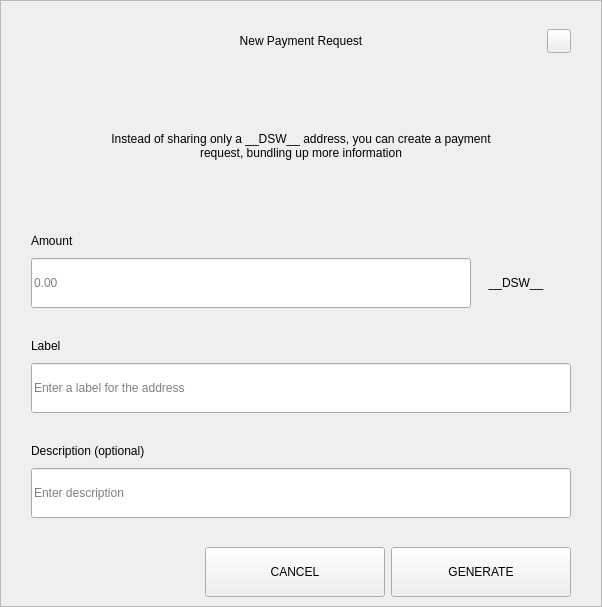
First picture: the form in src/qt/pivx/forms/requestdialog.ui, repository decenomy/DSW, before the edit.
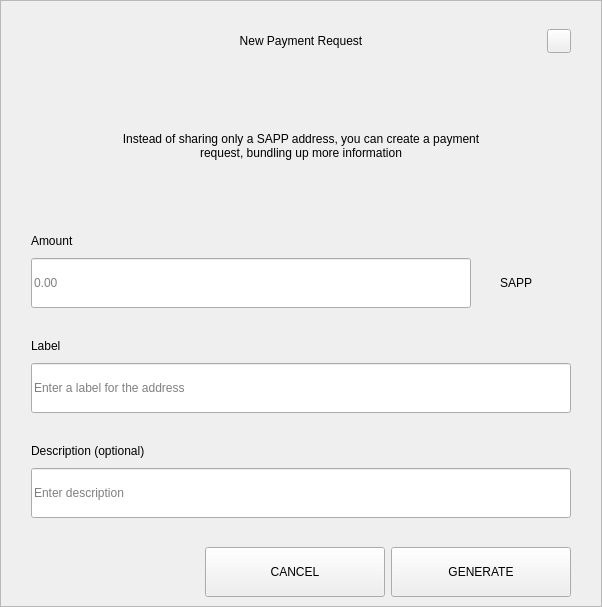
Second picture: the form after the edit.

Commit message: Changed the coin ticker __DSW__ -> SAPP

The edit to the form file:
```diff
--- a/src/qt/pivx/forms/requestdialog.ui
+++ b/src/qt/pivx/forms/requestdialog.ui
@@ -210,7 +210,7 @@
              </size>
             </property>
             <property name="text">
-             <string>Instead of sharing only a __DSW__ address, you can create a payment request, bundling up more information</string>
+             <string>Instead of sharing only a SAPP address, you can create a payment request, bundling up more information</string>
             </property>
             <property name="alignment">
              <set>Qt::AlignCenter</set>
@@ -327,7 +327,7 @@
                    <item>
                     <widget class="QLabel" name="comboBoxCoin">
                      <property name="text">
-                      <string>__DSW__</string>
+                      <string>SAPP</string>
                      </property>
                      <property name="alignment">
                       <set>Qt::AlignCenter</set>
```
The commit also changes 116 other files.
